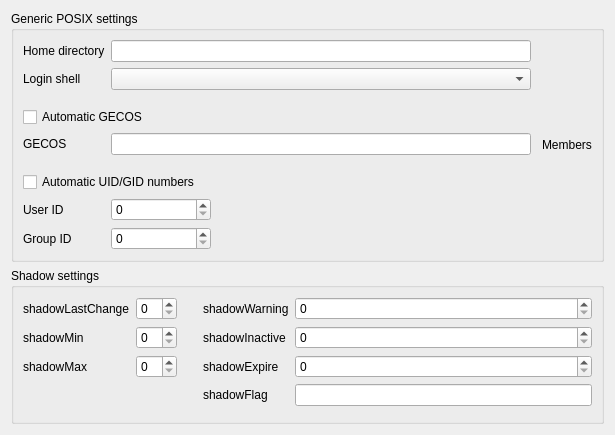
Old version of the form agent/src/clacks/agent/data/templates/default/posix-user.ui in the repository gonicus/clacks.
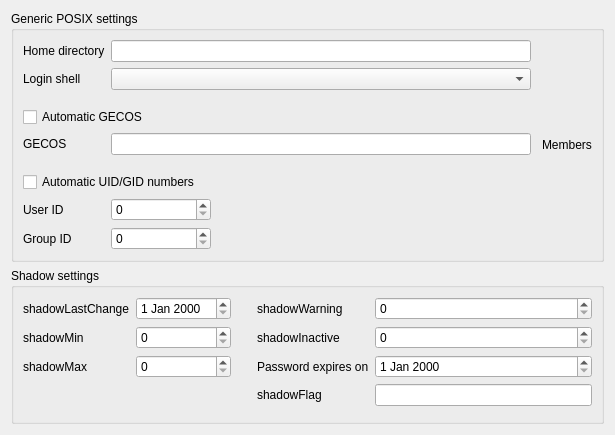
New version of the form. Icons and pictures are not drawn.

Commit message: Moved to date selector

```diff
--- a/agent/src/clacks/agent/data/templates/default/posix-user.ui
+++ b/agent/src/clacks/agent/data/templates/default/posix-user.ui
@@ -220,7 +220,7 @@
            </widget>
           </item>
           <item row="0" column="1">
-           <widget class="QSpinBox" name="shadowLastChangeEdit"/>
+           <widget class="QDateEdit" name="shadowLastChangeEdit"/>
           </item>
           <item row="1" column="0">
            <widget class="QLabel" name="shadowMinLabel">
@@ -301,12 +301,12 @@
           <item row="2" column="0">
            <widget class="QLabel" name="shadowExpireLabel">
             <property name="text">
-             <string>shadowExpire</string>
+             <string>Password expires on</string>
             </property>
            </widget>
           </item>
           <item row="2" column="1">
-           <widget class="QSpinBox" name="shadowExpireEdit"/>
+           <widget class="QDateEdit" name="shadowExpireEdit"/>
           </item>
           <item row="3" column="0">
            <widget class="QLabel" name="shadowFlagLabel">
```
